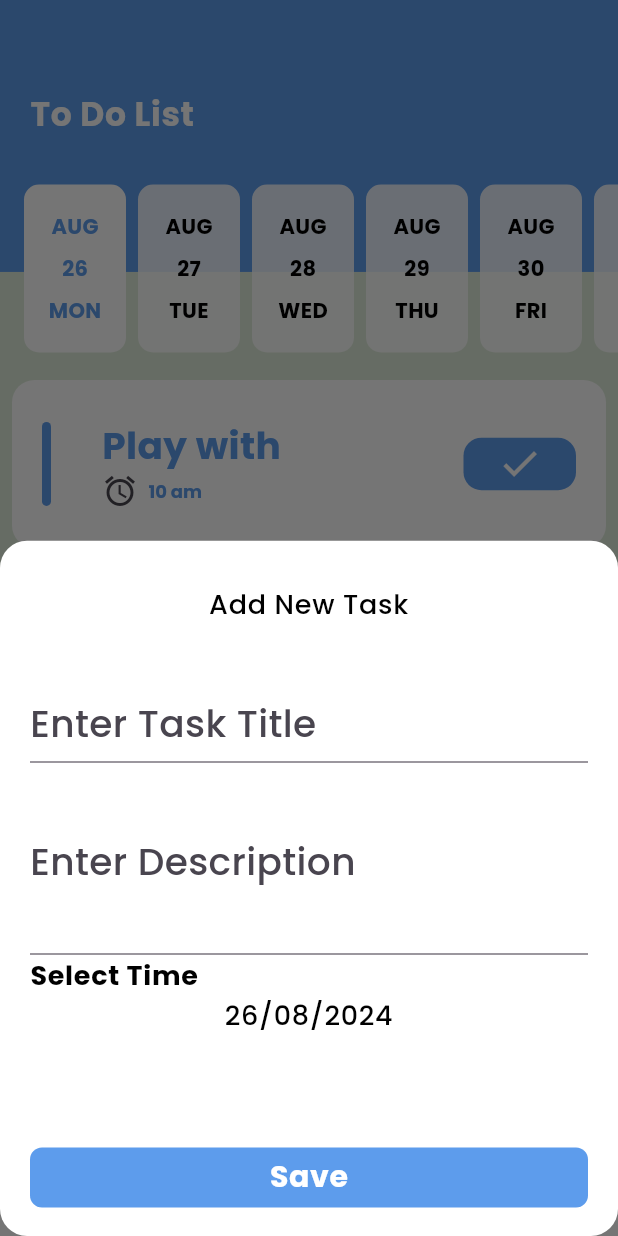
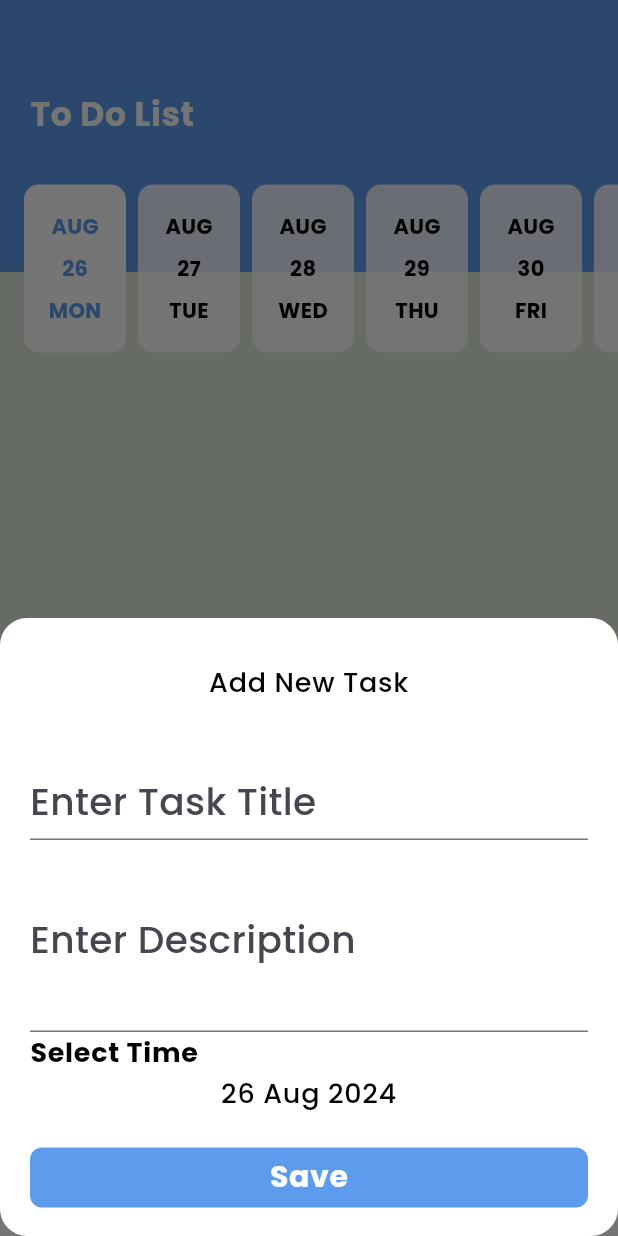
Before and after one commit to medohkl98/todonew, a Flutter app: the LayoutView screen opened by its route, after a tap on the "add" icon, on a phone screen of 412 x 824 dp. Run offline on Flutter 3.47's test engine with Material 3 defaults, Android fonts, the light colour scheme and no system bars; drawn by our look-alikes of easy_date_timeline; our stand-ins replace bot_toast, cloud_firestore, firebase_core, flutter_easyloading, flutter_slidable, lottie; accounts and stored records are empty.

Commit message:
add query from firebase to get daya by selected date to show it in calender timeline add enhancement to desctibtiom bottom sheet add utilies datedformated

```diff
--- a/lib/core/firebase_utils.dart
+++ b/lib/core/firebase_utils.dart
@@ -1,4 +1,5 @@
 import 'package:cloud_firestore/cloud_firestore.dart';
+import 'package:todonew/core/utiles.dart';
 import 'package:todonew/models/task_model.dart';
 
 class FirebaseUtils{
@@ -17,8 +18,8 @@ static Future<void> addTaskModel(TaskModel taskModel){
     taskModel.id=docRef.id;
    return  docRef.set(taskModel);
 }
-static Future<List<TaskModel>> getDocument() async {
-    var collectionRef = getCollectionRef();
+static Future<List<TaskModel>> getDocument(DateTime selectedDate ) async {
+    var collectionRef = getCollectionRef().where("selectedDate",isEqualTo:selectedFormatedDate(selectedDate).millisecondsSinceEpoch );
 
     QuerySnapshot<TaskModel> docs = await collectionRef.get();
 
@@ -27,5 +28,26 @@ static Future<List<TaskModel>> getDocument() async {
 
     return takeList;
   }
+ static Stream <QuerySnapshot<TaskModel>>? getStream (DateTime selectedDate )  {
+  var collectionRef = getCollectionRef()
+      .where("selectedDate",
+      isEqualTo:selectedFormatedDate(selectedDate).millisecondsSinceEpoch );
 
+  //QuerySnapshot<TaskModel> docs = await collectionRef.get();
+
+  // Directly map the docs to a list of TaskModel
+  // List<TaskModel> takeList = docs.docs.map((e) => e.data()).toList();
+
+  return collectionRef.snapshots();
+  }
+  static Future<void> deleteTask(TaskModel taskModel) async {
+    var collectionRef=getCollectionRef();
+    var docRef=collectionRef.doc(taskModel.id);
+    return docRef.delete();
+  }
+  static Future<void> updateTask(TaskModel taskModel) async {
+    var collectionRef=getCollectionRef();
+    var docRef=collectionRef.doc(taskModel.id);
+    return docRef.update({"isDone": true});
+  }
 }
--- /dev/null
+++ b/lib/core/utiles.dart
@@ -0,0 +1,3 @@
+DateTime selectedFormatedDate(DateTime selectedDate){
+return DateTime(selectedDate.year,selectedDate.month,selectedDate.day);
+}
--- a/lib/features/layout/layout_view.dart
+++ b/lib/features/layout/layout_view.dart
@@ -36,6 +36,7 @@ class _LayoutViewState extends State<LayoutView> {
             showModalBottomSheet(
               backgroundColor: Colors.transparent,
               context: context,
+              isScrollControlled: true,
               builder: (context) => AddTaskBottomSheetWidget(),
             );
       },
@@ -48,7 +49,7 @@ class _LayoutViewState extends State<LayoutView> {
           )
           ,
         ),
-      ) ,
+      ),
       body: screens[currentIndx],
       bottomNavigationBar: BottomAppBar(
         shape: CircularNotchedRectangle(),
--- a/lib/features/tasks/tasks_view.dart
+++ b/lib/features/tasks/tasks_view.dart
@@ -1,7 +1,10 @@
+import 'package:cloud_firestore/cloud_firestore.dart';
 import 'package:easy_date_timeline/easy_date_timeline.dart';
 import 'package:flutter/cupertino.dart';
 import 'package:flutter/material.dart';
+import 'package:todonew/core/firebase_utils.dart';
 import 'package:todonew/features/tasks/widgets/tasks_widget.dart';
+import 'package:todonew/models/task_model.dart';
 
 class TasksView extends StatefulWidget {
   const TasksView({super.key});
@@ -125,16 +128,69 @@ class _TasksViewState extends State<TasksView> {
                 ],
               ),
         ),
-        // FutureBuilder(
-        //     future: future, builder: builder)
         Expanded(
-          child: ListView.builder(
-            padding: EdgeInsets.zero,
-            itemBuilder:(context, index) => TaskWidget(),
+          child: StreamBuilder<QuerySnapshot<TaskModel>>(
+            stream: FirebaseUtils.getStream(_focusDate),
+            builder: (context, snapshot) {
+              if (snapshot.hasError){
+                return const Center(
+                  child: Text(
+                    "Error",
+                  ),
+                );
 
-          itemCount: 10,
+              }
+              if (snapshot.connectionState==ConnectionState.waiting){
+                return Center(
+                  child: CircularProgressIndicator(
+                    color: theme.primaryColor,
+                  ),
+                );
+              }
+             List<TaskModel>tasksList= snapshot.data?.docs.map((e) => e.data()).toList() ?? [];
+              return ListView.builder(
+                padding: EdgeInsets.zero,
+                itemBuilder: (context, index) => TaskWidget(data: tasksList[index],),
+                itemCount:  tasksList?.length??0,
+              );
+            },
           ),
-        )
+        ),
+        // Expanded(
+        //   child: FutureBuilder(
+        //       future: FirebaseUtils.getDocument(_focusDate),
+        //       builder: (context, snapshot) {
+        //         if (snapshot.hasError){
+        //   return const Center(
+        //     child: Text(
+        //     "Error",
+        //     ),
+        //   );
+        //
+        //       }
+        //       if (snapshot.connectionState==ConnectionState.waiting){
+        //       return Center(
+        //         child: CircularProgressIndicator(
+        //         color: theme.primaryColor,
+        //         ),
+        //       );
+        //       }
+        //       return ListView.builder(
+        //         padding: EdgeInsets.zero,
+        //         itemBuilder: (context, index) => TaskWidget(data: snapshot.data![index],),
+        //       itemCount:  snapshot.data?.length??0,
+        //       );
+        //       },
+        //       ),
+        // ),
+        // Expanded(
+        //   child: ListView.builder(
+        //     padding: EdgeInsets.zero,
+        //     itemBuilder:(context, index) => TaskWidget(),
+        //
+        //   itemCount: 10,
+        //   ),
+
     ]);
   }
 }
--- a/lib/features/tasks/widgets/addtaskbottomsheet.dart
+++ b/lib/features/tasks/widgets/addtaskbottomsheet.dart
@@ -22,7 +22,10 @@ class _AddTaskBottomSheetWidgetState extends State<AddTaskBottomSheetWidget> {
   Widget build(BuildContext context) {
     MediaQueryData mediaQuery =MediaQuery.of(context);
     ThemeData theme =Theme.of(context);
-    return Container(
+    return Padding(
+      padding:  EdgeInsets.only(bottom: MediaQuery.of(context).viewInsets.bottom),
+      child: Container(
+        height: mediaQuery.size.height*0.50,
         padding: const EdgeInsets.only(
           top: 29,
           right: 20,
@@ -111,7 +114,7 @@ class _AddTaskBottomSheetWidgetState extends State<AddTaskBottomSheetWidget> {
                getSelectedDateTime();
                 },
                 child: Text(
-               DateFormat("dd/MM/yyyy").format(selectedDate),
+                 DateFormat("dd MMM yyyy").format(selectedDate),
                   textAlign: TextAlign.center,
                   style: theme.textTheme.bodyLarge?.copyWith(
                     fontSize: 18,
@@ -156,6 +159,7 @@ class _AddTaskBottomSheetWidgetState extends State<AddTaskBottomSheetWidget> {
           ),
         ),
 
+        ),
     );
   }
   getSelectedDateTime() async {
--- a/lib/models/task_model.dart
+++ b/lib/models/task_model.dart
@@ -1,7 +1,9 @@
+import 'package:todonew/core/utiles.dart';
+
 class TaskModel{
   static const String collectionName="TasksCollection";
   String? id;
-  String? title;
+  String title;
   String description;
   DateTime selectedDate;
   bool isDone;
@@ -17,7 +19,7 @@ class TaskModel{
     id: json["id"],
     title: json["title"],
       description: json["description"],
-      selectedDate: DateTime.fromMicrosecondsSinceEpoch(json["selectedDate"]),
+      selectedDate: DateTime.fromMillisecondsSinceEpoch(json["selectedDate"]),
     isDone: json["isDone"],
   );
   Map <String, dynamic>  toFireStore(){
@@ -25,7 +27,7 @@ class TaskModel{
       "id":id,
       "title":title,
       "description":description,
-      "selectedDate":selectedDate.microsecondsSinceEpoch,
+      "selectedDate":(selectedDate).millisecondsSinceEpoch,
       "isDone":isDone,
 
 
--- a/pubspec.yaml
+++ b/pubspec.yaml
@@ -43,6 +43,7 @@ dependencies:
   flutter_easyloading: ^3.0.5
   bot_toast: ^4.1.3
   lottie: ^3.1.2
+  flutter_slidable: ^3.1.1
 
 dev_dependencies:
   flutter_test:
```
Also changed, not shown: lib/features/tasks/widgets/tasks_widget.dart (+65 -5 lines), pubspec.lock. Lines whose indentation alone changed are shown as unchanged.
